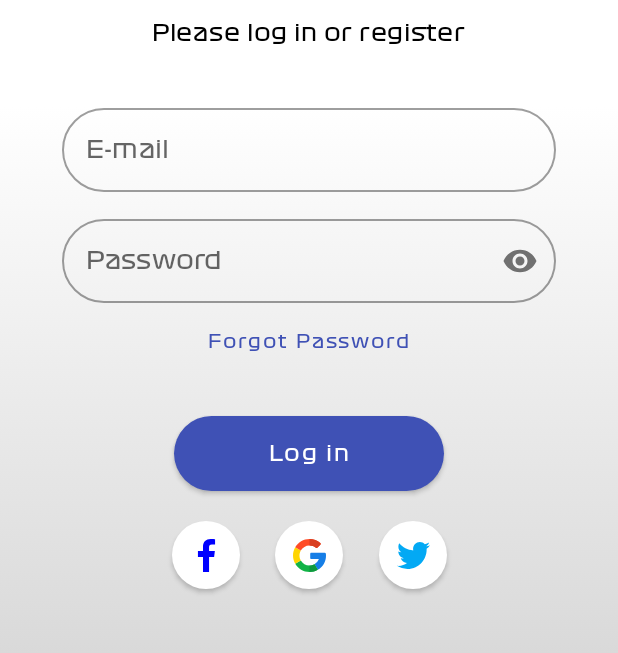
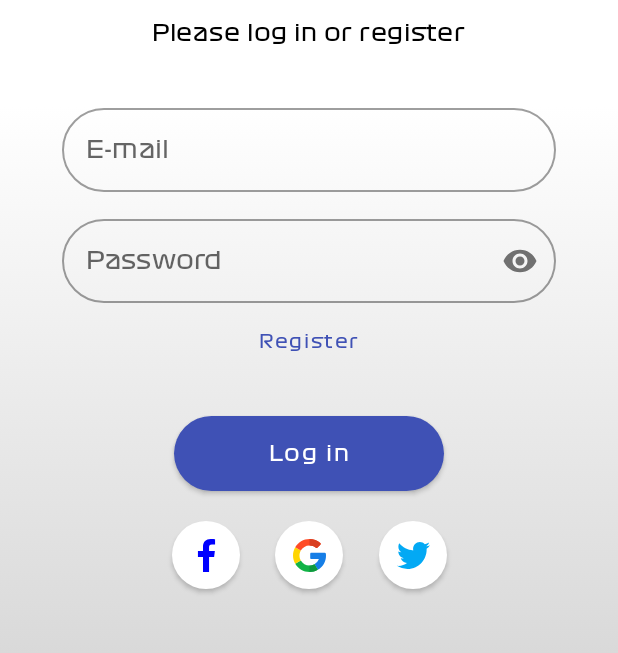
Before and after one commit to Aduci01/Formula1_Full, an Android app built with Jetpack Compose: the composable AuthScreen shown on its own in the app's theme, on a phone screen of 412 x 824 dp, the part 393-1046 px from its top. Run offline under Robolectric (Android 15) with nearby library versions, the phone set to English and light mode, and no system bars; our stand-ins replace Dagger/Hilt's generated code, Firebase (no records; nobody signed in at launch, a user with empty details on screens opened directly).

Commit message:
register and login with email added

```diff
--- a/app/src/main/java/com/adamcs/formula1/LoginActivity.kt
+++ b/app/src/main/java/com/adamcs/formula1/LoginActivity.kt
@@ -13,15 +13,13 @@ import dagger.hilt.android.AndroidEntryPoint
 @AndroidEntryPoint
 class LoginActivity: ComponentActivity() {
 
-    val viewModel by viewModels<AuthViewModel>()
-
     @ExperimentalComposeUiApi
     override fun onCreate(savedInstanceState: Bundle?) {
         super.onCreate(savedInstanceState)
 
         setContent {
             Formula1Theme {
-                AuthScreen()
+                AuthScreen(activity = this)
             }
         }
     }
--- a/app/src/main/java/com/adamcs/formula1/ui/components/DropDownMenu.kt
+++ b/app/src/main/java/com/adamcs/formula1/ui/components/DropDownMenu.kt
@@ -11,6 +11,7 @@ import androidx.compose.material.icons.filled.KeyboardArrowDown
 import androidx.compose.material.icons.filled.KeyboardArrowUp
 import androidx.compose.runtime.*
 import androidx.compose.ui.Alignment
+import androidx.compose.ui.ExperimentalComposeUiApi
 import androidx.compose.ui.Modifier
 import androidx.compose.ui.geometry.Size
 import androidx.compose.ui.graphics.Color
@@ -18,6 +19,7 @@ import androidx.compose.ui.graphics.Shape
 import androidx.compose.ui.input.key.onKeyEvent
 import androidx.compose.ui.layout.onGloballyPositioned
 import androidx.compose.ui.platform.LocalDensity
+import androidx.compose.ui.platform.LocalSoftwareKeyboardController
 import androidx.compose.ui.res.stringResource
 import androidx.compose.ui.text.input.KeyboardType
 import androidx.compose.ui.unit.dp
@@ -27,6 +29,7 @@ import com.adamcs.formula1.ui.theme.Shapes
 import com.adamcs.formula1.ui.theme.gold
 import java.lang.NumberFormatException
 
+@ExperimentalComposeUiApi
 @Composable
 fun DropDownMenu(
     seasons: Array<Int>,
@@ -54,6 +57,8 @@ fun DropDownMenu(
     else
         baseColor
 
+    val keyboard = LocalSoftwareKeyboardController.current
+
     Column(
         Modifier
             .padding(20.dp)
@@ -68,6 +73,7 @@ fun DropDownMenu(
         OutlinedTextField(
             isError = isError,
             keyboardOptions = KeyboardOptions(keyboardType = KeyboardType.Number),
+            keyboardActions = KeyboardActions(onDone = { keyboard?.hide() }),
             value = selectedSeason,
             onValueChange = {
                 if (it.length <= 4){
--- a/app/src/main/java/com/adamcs/formula1/ui/screen/AuthScreen.kt
+++ b/app/src/main/java/com/adamcs/formula1/ui/screen/AuthScreen.kt
@@ -1,5 +1,7 @@
 package com.adamcs.formula1.ui.screen
 
+import android.app.Activity
+import android.content.Context
 import androidx.compose.foundation.Image
 import androidx.compose.foundation.background
 import androidx.compose.foundation.layout.*
@@ -20,23 +22,31 @@ import androidx.compose.ui.layout.ContentScale
 import androidx.compose.ui.platform.LocalContext
 import androidx.compose.ui.platform.LocalSoftwareKeyboardController
 import androidx.compose.ui.res.painterResource
+import androidx.compose.ui.res.stringResource
 import androidx.compose.ui.text.font.FontWeight
 import androidx.compose.ui.text.input.ImeAction
 import androidx.compose.ui.text.input.KeyboardType
 import androidx.compose.ui.text.input.PasswordVisualTransformation
 import androidx.compose.ui.text.input.VisualTransformation
+import androidx.compose.ui.text.style.TextAlign
 import androidx.compose.ui.unit.dp
 import androidx.compose.ui.unit.sp
+import androidx.hilt.navigation.compose.hiltViewModel
 import com.adamcs.formula1.R
 import com.adamcs.formula1.ui.theme.Purple700
+import com.adamcs.formula1.ui.viewmodel.AuthViewModel
 
 @ExperimentalComposeUiApi
 @Composable
-fun AuthScreen() {
+fun AuthScreen(
+    viewModel: AuthViewModel = hiltViewModel(),
+    activity: Activity
+) {
     val context = LocalContext.current
 
 
-    Column(modifier = Modifier
+    Column(
+        modifier = Modifier
             .fillMaxHeight(1f)
             .fillMaxWidth(1f)
             .background(
@@ -59,103 +69,112 @@ fun AuthScreen() {
 
         Spacer(modifier = Modifier.height(30.dp))
 
-        Text(text = "Formula 1", color = Color.Black, fontSize = 28.sp, fontWeight = FontWeight.Bold)
+        Text(
+            text = stringResource(R.string.formula1_title),
+            color = Color.Black,
+            fontSize = 28.sp,
+            fontWeight = FontWeight.Bold
+        )
         Spacer(modifier = Modifier.height(10.dp))
-        Text(text = "Please log in or register", color = Color.Black, fontSize = 15.sp)
+        Text(
+            text = stringResource(R.string.PLEASE_LOG_IN_OR_REGISTER),
+            color = Color.Black,
+            fontSize = 15.sp
+        )
 
         Spacer(modifier = Modifier.height(30.dp))
 
-        LoginPanel()
+        LoginPanel(viewModel, context = context, activity = activity)
     }
 }
 
 @ExperimentalComposeUiApi
 @Composable
-private fun LoginPanel(){
-    var emailString by remember { mutableStateOf("") }
-    var passwordString by remember { mutableStateOf("") }
-    var isPasswordVisible by remember{ mutableStateOf(false) }
+private fun LoginPanel(
+    viewModel: AuthViewModel,
+    context: Context,
+    activity: Activity
+) {
+    val (focusEmail, focusPassword) = remember { FocusRequester.createRefs() }
+    val focusColor = Purple700
+    val baseColor = Color(0.247f, 0.318f, 0.71f, 1.0f)
 
-    val (focusEmail, focusPassword) = remember { FocusRequester.createRefs() }
+    var isLogin by remember { mutableStateOf(true) }
 
-    val keyboard = LocalSoftwareKeyboardController.current
-
-    val focusColor = Purple700
-
-    Column(modifier = Modifier
+    Column(
+        modifier = Modifier
             .fillMaxWidth(0.8f)
             .fillMaxHeight(1f),
         horizontalAlignment = Alignment.CenterHorizontally
     ) {
 
-        OutlinedTextField(
-            value = emailString,
-            onValueChange = { emailString = it },
-            modifier = Modifier
-                .fillMaxWidth()
-                .focusRequester(focusEmail),
-            keyboardOptions = KeyboardOptions(imeAction = ImeAction.Next, keyboardType = KeyboardType.Email),
-            keyboardActions = KeyboardActions(onNext = {focusPassword.requestFocus()}),
-            singleLine = true,
-            label = {
-                Text(text = "E-mail")
-            },
-            colors = TextFieldDefaults.outlinedTextFieldColors(
-                focusedBorderColor = focusColor,
-                cursorColor = focusColor,
-                focusedLabelColor = focusColor
-            ),
-            shape = RoundedCornerShape(30.dp)
+        if (viewModel.errorMessage.value.isNotEmpty()) {
+            Text(
+                text = viewModel.errorMessage.value,
+                color = Color.Red,
+                fontSize = 11.sp,
+                textAlign = TextAlign.Center
+            )
+            Spacer(modifier = Modifier.height(15.dp))
+        }
+
+        EmailInputField(
+            viewModel = viewModel,
+            focusRequester = focusEmail,
+            nextFocusRequester = focusPassword,
+            focusColor = focusColor
         )
 
         Spacer(modifier = Modifier.height(10.dp))
 
-        OutlinedTextField(
-            modifier = Modifier
-                .fillMaxWidth()
-                .focusRequester(focusPassword),
-            value = passwordString,
-            onValueChange ={passwordString = it},
-            label = { Text(text = "Password")},
-            singleLine = true,
-            keyboardOptions = KeyboardOptions(keyboardType = KeyboardType.Password,imeAction = ImeAction.Done),
-            keyboardActions = KeyboardActions ( onDone = { keyboard?.hide() } ),
-            visualTransformation = if (isPasswordVisible) VisualTransformation.None else PasswordVisualTransformation(),
-            trailingIcon = {
-                IconButton(onClick = { isPasswordVisible = !isPasswordVisible}) {
-                    Icon(painter = painterResource(R.drawable.ic_baseline_eye),
-                        contentDescription ="Password Toggle" )
-                }
-            },
-            colors = TextFieldDefaults.outlinedTextFieldColors(
-                focusedBorderColor = focusColor,
-                cursorColor = focusColor,
-                focusedLabelColor = focusColor
-            ),
-            shape = RoundedCornerShape(30.dp)
+        PasswordInputField(
+            viewModel = viewModel,
+            focusRequester = focusPassword,
+            focusColor = focusColor
         )
 
         Spacer(modifier = Modifier.height(2.dp))
         Row(
             modifier = Modifier.fillMaxWidth(),
-            Arrangement.Center,
-        ){
-            TextButton(onClick = { /*TODO*/ }) {
-                Text(text = "Forgot Password", fontSize = 12.sp, color = Color(0.247f, 0.318f, 0.71f, 1.0f))
+            Arrangement.SpaceEvenly,
+        ) {
+            TextButton(onClick = { isLogin = !isLogin }) {
+                Text(
+                    text = if (isLogin) stringResource(R.string.register) else stringResource(R.string.login),
+                    fontSize = 12.sp,
+                    color = baseColor
+                )
             }
         }
 
         Spacer(modifier = Modifier.height(25.dp))
-        Button(onClick = { /*TODO*/ },
+        Button(
+            onClick = {
+                if (isLogin) {
+                    viewModel.logInWithEmailAndPassword(
+                        context = context,
+                        activity = activity
+                    )
+                } else {
+                    viewModel.createUserWithEmailAndPassword(
+                        context = context,
+                        activity = activity
+                    )
+                }
+
+            },
             modifier = Modifier
                 .width(180.dp)
                 .height(50.dp),
             shape = RoundedCornerShape(25.dp),
             colors = ButtonDefaults.buttonColors(
-                backgroundColor = Color(0.247f, 0.318f, 0.71f, 1.0f)
+                backgroundColor = baseColor
             )
         ) {
-            Text(text = "Log in", color = Color.White)
+            Text(
+                text = if (isLogin) stringResource(R.string.login) else stringResource(R.string.register),
+                color = Color.White
+            )
         }
 
         Spacer(modifier = Modifier.height(20.dp))
@@ -165,24 +184,128 @@ private fun LoginPanel(){
 }
 
 @Composable
-private fun OtherLoginTypes(){
-    Row(modifier = Modifier.fillMaxWidth(0.7f),
-        Arrangement.SpaceEvenly){
-        Button(onClick = { /*TODO*/ },
+private fun EmailInputField(
+    viewModel: AuthViewModel,
+    focusRequester: FocusRequester,
+    nextFocusRequester: FocusRequester,
+    focusColor: Color
+) {
+    var isError by remember { mutableStateOf(false) }
+
+    val currentColor = if (isError)
+        Color.Red
+    else
+        focusColor
+
+    OutlinedTextField(
+        isError = isError,
+        value = viewModel.emailString.value,
+        onValueChange = {
+            viewModel.emailString.value = it
+
+            isError = !viewModel.isEmailValid()
+        },
+        modifier = Modifier
+            .fillMaxWidth()
+            .focusRequester(focusRequester),
+        keyboardOptions = KeyboardOptions(
+            imeAction = ImeAction.Next,
+            keyboardType = KeyboardType.Email
+        ),
+        keyboardActions = KeyboardActions(onNext = { nextFocusRequester.requestFocus() }),
+        singleLine = true,
+        label = {
+            Text(text = "E-mail")
+        },
+        colors = TextFieldDefaults.outlinedTextFieldColors(
+            focusedBorderColor = focusColor,
+            cursorColor = focusColor,
+            focusedLabelColor = focusColor,
+            textColor = currentColor,
+        ),
+        shape = RoundedCornerShape(30.dp)
+    )
+}
+
+@ExperimentalComposeUiApi
+@Composable
+private fun PasswordInputField(
+    viewModel: AuthViewModel,
+    focusRequester: FocusRequester,
+    focusColor: Color
+) {
+    var isPasswordVisible by remember { mutableStateOf(false) }
+    val keyboard = LocalSoftwareKeyboardController.current
+
+    var isError by remember { mutableStateOf(false) }
+
+    val currentColor = if (isError)
+        Color.Red
+    else
+        focusColor
+
+    OutlinedTextField(
+        isError = isError,
+        modifier = Modifier
+            .fillMaxWidth()
+            .focusRequester(focusRequester),
+        value = viewModel.passwordString.value,
+        onValueChange = {
+            viewModel.passwordString.value = it
+
+            isError = !viewModel.isPasswordValid()
+        },
+        label = { Text(text = "Password") },
+        singleLine = true,
+        keyboardOptions = KeyboardOptions(
+            keyboardType = KeyboardType.Password,
+            imeAction = ImeAction.Done
+        ),
+        keyboardActions = KeyboardActions(onDone = { keyboard?.hide() }),
+        visualTransformation = if (isPasswordVisible) VisualTransformation.None else PasswordVisualTransformation(),
+        trailingIcon = {
+            IconButton(onClick = { isPasswordVisible = !isPasswordVisible }) {
+                Icon(
+                    painter = painterResource(R.drawable.ic_baseline_eye),
+                    contentDescription = "Password Toggle"
+                )
+            }
+        },
+        colors = TextFieldDefaults.outlinedTextFieldColors(
+            focusedBorderColor = focusColor,
+            cursorColor = focusColor,
+            focusedLabelColor = focusColor,
+            textColor = currentColor,
+        ),
+        shape = RoundedCornerShape(30.dp)
+    )
+}
+
+@Composable
+private fun OtherLoginTypes() {
+    Row(
+        modifier = Modifier.fillMaxWidth(0.7f),
+        Arrangement.SpaceEvenly
+    ) {
+        Button(
+            onClick = { /*TODO*/ },
             shape = RoundedCornerShape(50),
             modifier = Modifier
                 .height(45.dp)
                 .width(45.dp),
             colors = ButtonDefaults.buttonColors(backgroundColor = Color.White)
         ) {
-            Image(painter = painterResource(id = R.drawable.ic_fb), contentDescription = "Facebook logo",
+            Image(
+                painter = painterResource(id = R.drawable.ic_fb),
+                contentDescription = "Facebook logo",
                 modifier = Modifier
                     .size(22.dp),
                 contentScale = ContentScale.FillHeight,
                 colorFilter = ColorFilter.tint(Color.Blue)
             )
         }
-        Button(onClick = { /*TODO*/ },
+        Button(
+            onClick = { /*TODO*/ },
             shape = RoundedCornerShape(50),
             modifier = Modifier
                 .height(45.dp)
@@ -190,12 +313,15 @@ private fun OtherLoginTypes(){
             colors = ButtonDefaults.buttonColors(backgroundColor = Color.White),
             contentPadding = PaddingValues(all = 0.dp)
         ) {
-            Image(painter = painterResource(id = R.drawable.ic_google), contentDescription = "Google logo",
+            Image(
+                painter = painterResource(id = R.drawable.ic_google),
+                contentDescription = "Google logo",
                 modifier = Modifier
                     .size(22.dp)
             )
         }
-        Button(onClick = { /*TODO*/ },
+        Button(
+            onClick = { /*TODO*/ },
             shape = RoundedCornerShape(50),
             modifier = Modifier
                 .height(45.dp)
@@ -203,7 +329,9 @@ private fun OtherLoginTypes(){
             colors = ButtonDefaults.buttonColors(backgroundColor = Color.White),
             contentPadding = PaddingValues(all = 0.dp)
         ) {
-            Image(painter = painterResource(id = R.drawable.ic_twitter), contentDescription = "Twitter logo",
+            Image(
+                painter = painterResource(id = R.drawable.ic_twitter),
+                contentDescription = "Twitter logo",
                 modifier = Modifier
                     .size(22.dp),
             )
--- a/app/src/main/java/com/adamcs/formula1/ui/viewmodel/AuthViewModel.kt
+++ b/app/src/main/java/com/adamcs/formula1/ui/viewmodel/AuthViewModel.kt
@@ -21,9 +21,13 @@ import android.content.Intent
 import android.util.Log
 import androidx.compose.runtime.mutableStateOf
 import androidx.compose.ui.platform.LocalContext
+import androidx.lifecycle.LiveData
+import androidx.lifecycle.MutableLiveData
 import com.adamcs.formula1.MainActivity
 import com.adamcs.formula1.data.model.News
+import com.google.android.gms.auth.api.signin.GoogleSignInOptions
 import com.google.android.gms.tasks.Task
+import com.google.firebase.auth.GoogleAuthProvider
 
 
 @HiltViewModel
@@ -34,24 +38,71 @@ class AuthViewModel @Inject constructor(
 
     var user = mutableStateOf<FirebaseUser?>(null)
 
+    var emailString = mutableStateOf("")
+    var passwordString = mutableStateOf("")
+
+    var errorMessage = mutableStateOf("")
 
     fun isUserLoggedIn(): Boolean {
         return user.value != null
     }
 
     fun createUserWithEmailAndPassword(
-        email: String,
-        password: String,
         activity: Activity,
         context: Context
     ) {
-        auth.createUserWithEmailAndPassword(email, password)
+        if (!isEmailValid() || !isPasswordValid()) return
+
+        auth.createUserWithEmailAndPassword(emailString.value, passwordString.value)
             .addOnCompleteListener(
                 activity
             ) { task ->
                 handleResult(context = context, result = task)
             }
     }
+
+    fun logInWithEmailAndPassword(
+        activity: Activity,
+        context: Context
+    ) {
+        if (!isEmailValid() || !isPasswordValid()) return
+
+        auth.signInWithEmailAndPassword(emailString.value, passwordString.value)
+            .addOnCompleteListener(
+                activity
+            ) { task ->
+                handleResult(context = context, result = task)
+            }
+    }
+
+/*
+    fun logInWithGoogle(
+        activity: Activity,
+        context: Context
+    ) {
+        val gso = GoogleSignInOptions
+            .Builder(GoogleSignInOptions.DEFAULT_SIGN_IN)
+            .requestIdToken("392916505764-pl2k16l620b09aeopgrnvm2qhnmg7a1c.apps.googleusercontent.com")
+            .requestEmail()
+            .build()
+    }
+
+    private fun firebaseAuthWithGoogle(idToken: String, activity: Activity) {
+        var googleSignInClient = GoogleSignIn.getClient(this, gso)
+
+        val credential = GoogleAuthProvider.getCredential(idToken, null)
+        auth.signInWithCredential(credential)
+            .addOnCompleteListener(activity) { task ->
+                if (task.isSuccessful) {
+                    // Sign in success, update UI with the signed-in user's information
+                    Log.d(TAG, "signInWithCredential:success")
+                    user.value = auth.currentUser
+                } else {
+                    // If sign in fails, display a message to the user.
+                    Log.w(TAG, "signInWithCredential:failure", task.exception)
+                }
+            }
+    }*/
 
     private fun handleResult(context: Context, result: Task<AuthResult>) {
         if (result.isSuccessful) {
@@ -63,7 +114,28 @@ class AuthViewModel @Inject constructor(
         } else {
             // If sign in fails, display a message to the user.
             Log.w(TAG, "createUserWithEmail:failure", result.exception)
+            errorMessage.value = result.exception?.message.toString()
+        }
+    }
+
+    fun isEmailValid() : Boolean {
+        val email = emailString.value
+
+        if (email.length < 3) {
+            return false
         }
 
+        val EMAIL_REGEX = "^[A-Za-z](.*)([@]{1})(.{1,})(\\.)(.{1,})"
+        return EMAIL_REGEX.toRegex().matches(email)
+    }
+
+    fun isPasswordValid() : Boolean {
+        val pw = passwordString.value
+
+        if (pw.length < 6) {
+            return false
+        }
+
+        return true
     }
 }
--- a/app/src/main/res/values/strings.xml
+++ b/app/src/main/res/values/strings.xml
@@ -7,4 +7,8 @@
     <string name="check_full_article">check full article</string>
     <string name="season">Season</string>
     <string name="schedule">Schedule</string>
+    <string name="formula1_title">Formula 1</string>
+    <string name="PLEASE_LOG_IN_OR_REGISTER">Please log in or register</string>
+    <string name="register">Register</string>
+    <string name="login">Log in</string>
 </resources>
```
Also changed, not shown: app/src/main/java/com/adamcs/formula1/ui/components/SearchBar.kt (+7 -1 lines). Lines whose indentation alone changed are shown as unchanged.
